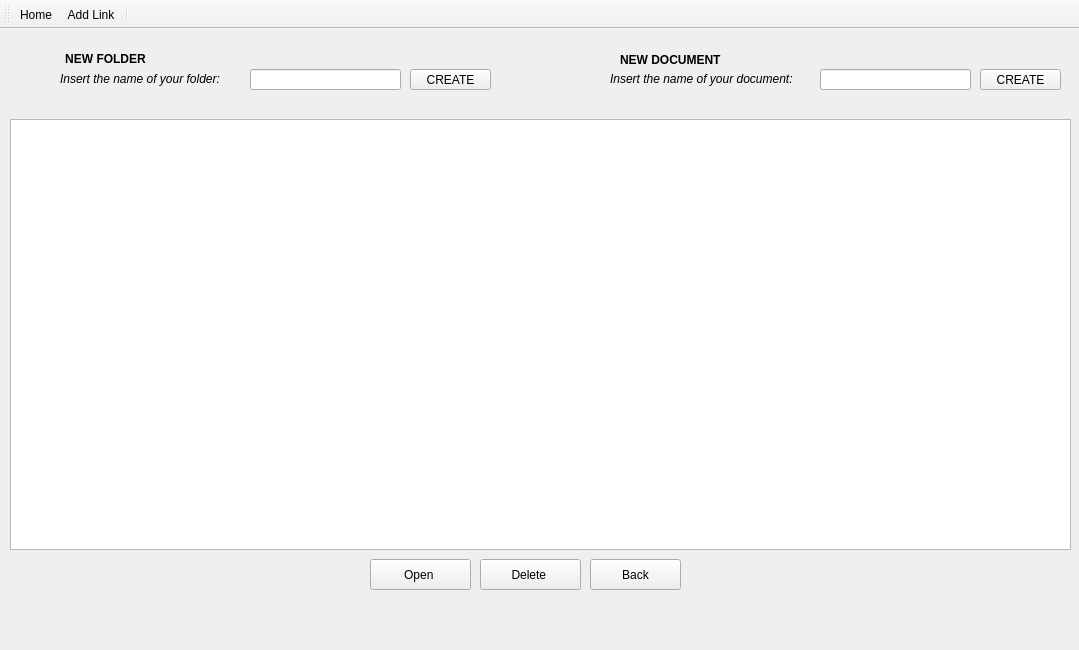
First picture: the form in GUI/SymposiumGui/directory.ui, repository RickZack/Symposium, before the edit.
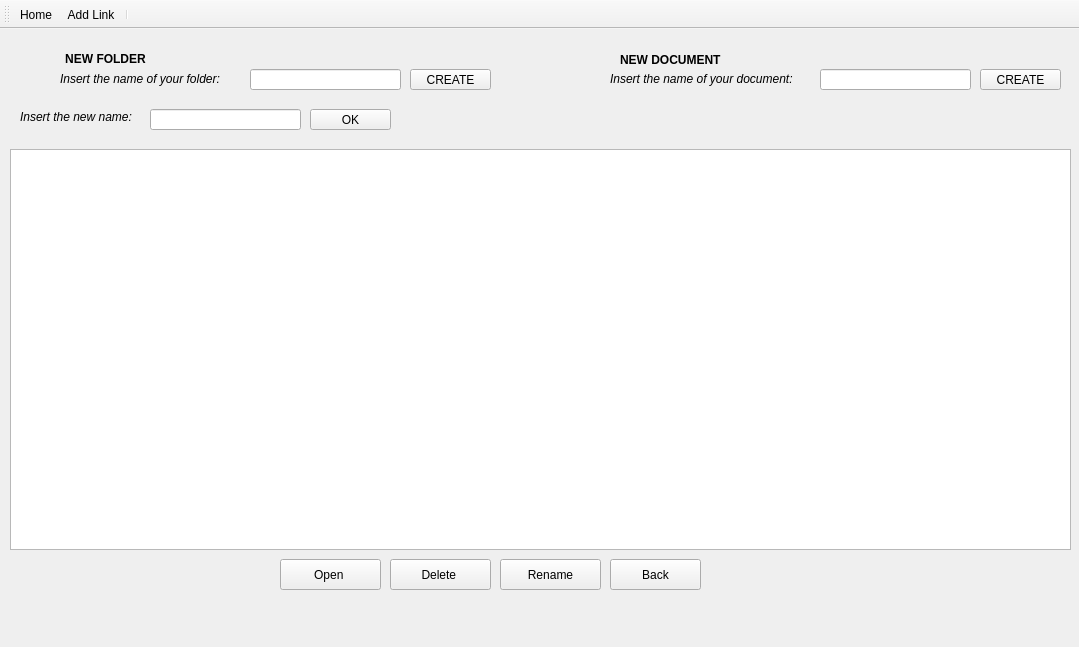
Second picture: the form after the edit. Icons and pictures are not drawn.

What changed in the file:
```diff
--- a/GUI/SymposiumGui/directory.ui
+++ b/GUI/SymposiumGui/directory.ui
@@ -7,7 +7,7 @@
     <x>0</x>
     <y>0</y>
     <width>1079</width>
-    <height>650</height>
+    <height>647</height>
    </rect>
   </property>
   <property name="windowTitle">
@@ -24,16 +24,16 @@
     <property name="geometry">
      <rect>
       <x>10</x>
-      <y>90</y>
+      <y>120</y>
       <width>1061</width>
-      <height>431</height>
+      <height>401</height>
      </rect>
     </property>
    </widget>
    <widget class="QPushButton" name="pushButton">
     <property name="geometry">
      <rect>
-      <x>370</x>
+      <x>280</x>
       <y>530</y>
       <width>101</width>
       <height>31</height>
@@ -46,7 +46,7 @@
    <widget class="QPushButton" name="pushButton_2">
     <property name="geometry">
      <rect>
-      <x>480</x>
+      <x>390</x>
       <y>530</y>
       <width>101</width>
       <height>31</height>
@@ -190,7 +190,7 @@
    <widget class="QPushButton" name="back_button">
     <property name="geometry">
      <rect>
-      <x>590</x>
+      <x>610</x>
       <y>530</y>
       <width>91</width>
       <height>31</height>
@@ -223,6 +223,61 @@
      </rect>
     </property>
    </widget>
+   <widget class="QPushButton" name="renameButt">
+    <property name="geometry">
+     <rect>
+      <x>500</x>
+      <y>530</y>
+      <width>101</width>
+      <height>31</height>
+     </rect>
+    </property>
+    <property name="text">
+     <string>Rename</string>
+    </property>
+   </widget>
+   <widget class="QLineEdit" name="renameLabel">
+    <property name="geometry">
+     <rect>
+      <x>150</x>
+      <y>80</y>
+      <width>151</width>
+      <height>21</height>
+     </rect>
+    </property>
+   </widget>
+   <widget class="QLabel" name="renameName">
+    <property name="geometry">
+     <rect>
+      <x>20</x>
+      <y>80</y>
+      <width>131</width>
+      <height>16</height>
+     </rect>
+    </property>
+    <property name="text">
+     <string>&lt;html&gt;&lt;head/&gt;&lt;body&gt;&lt;p&gt;&lt;span style=&quot; font-style:italic;&quot;&gt;Insert the new name:&lt;/span&gt;&lt;/p&gt;&lt;/body&gt;&lt;/html&gt;</string>
+    </property>
+   </widget>
+   <widget class="QPushButton" name="okButton">
+    <property name="geometry">
+     <rect>
+      <x>310</x>
+      <y>80</y>
+      <width>81</width>
+      <height>21</height>
+     </rect>
+    </property>
+    <property name="minimumSize">
+     <size>
+      <width>61</width>
+      <height>0</height>
+     </size>
+    </property>
+    <property name="text">
+     <string>OK</string>
+    </property>
+   </widget>
   </widget>
   <widget class="QMenuBar" name="menubar">
    <property name="geometry">
```
